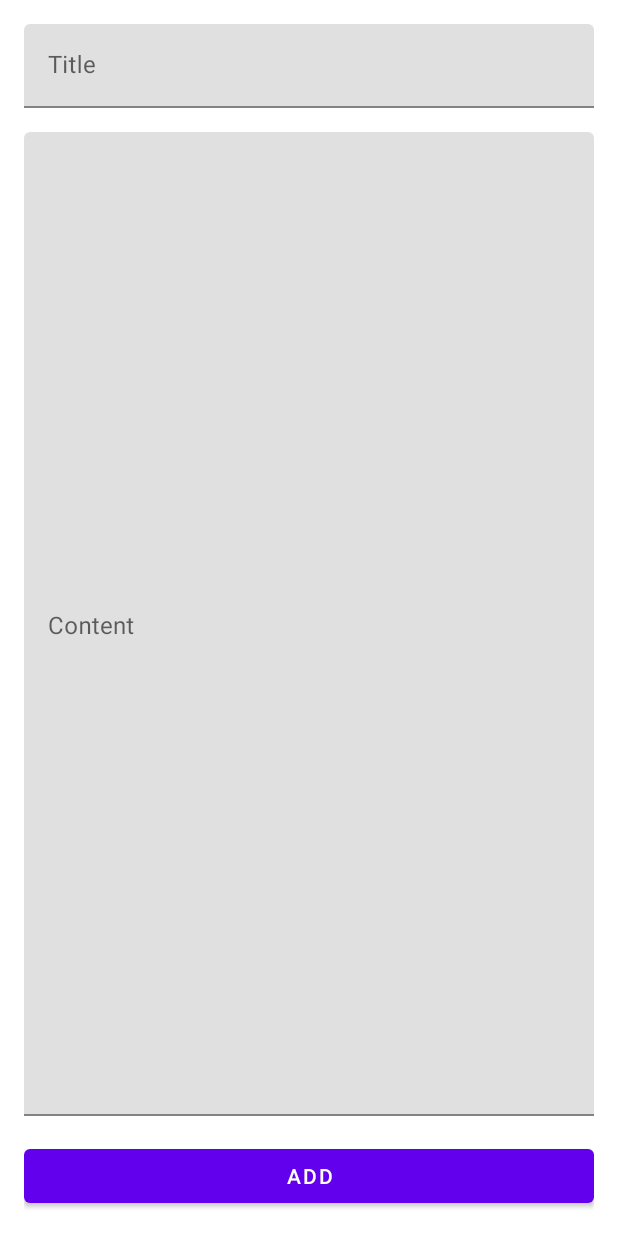
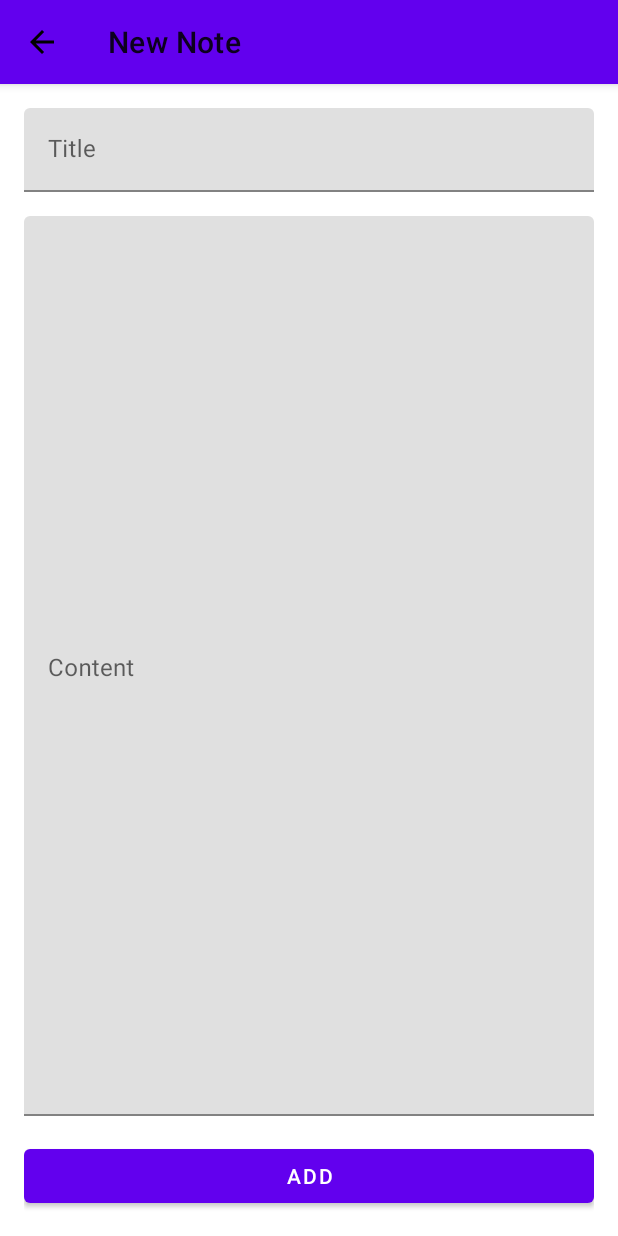
Before and after one commit to thiagocontelli/notes, an Android app: the AddNoteFragment screen opened through its navigation route, on a phone screen of 412 x 824 dp. Run offline under Robolectric (Android 15) with nearby library versions, the phone set to English and light mode, and no system bars.

Commit message:
feat: add app bar to add note screen

```diff
--- a/app/src/main/java/com/thiagocontelli/notes/fragments/AddNoteFragment.kt
+++ b/app/src/main/java/com/thiagocontelli/notes/fragments/AddNoteFragment.kt
@@ -5,6 +5,7 @@ import android.view.LayoutInflater
 import android.view.View
 import android.view.ViewGroup
 import androidx.fragment.app.Fragment
+import androidx.navigation.fragment.findNavController
 import com.thiagocontelli.notes.databinding.FragmentAddNoteBinding
 
 class AddNoteFragment : Fragment() {
@@ -13,8 +14,16 @@ class AddNoteFragment : Fragment() {
 
     override fun onCreateView(
         inflater: LayoutInflater, container: ViewGroup?, savedInstanceState: Bundle?
-    ): View? {
+    ): View {
         _binding = FragmentAddNoteBinding.inflate(inflater, container, false)
         return binding.root
     }
+
+    override fun onViewCreated(view: View, savedInstanceState: Bundle?) {
+        super.onViewCreated(view, savedInstanceState)
+
+        binding.topAppBar.setNavigationOnClickListener {
+            findNavController().popBackStack()
+        }
+    }
 }
--- a/app/src/main/res/layout/fragment_add_note.xml
+++ b/app/src/main/res/layout/fragment_add_note.xml
@@ -1,17 +1,39 @@
 <?xml version="1.0" encoding="utf-8"?>
-<androidx.constraintlayout.widget.ConstraintLayout xmlns:android="http://schemas.android.com/apk/res/android"
+<androidx.coordinatorlayout.widget.CoordinatorLayout xmlns:android="http://schemas.android.com/apk/res/android"
     xmlns:tools="http://schemas.android.com/tools"
     android:layout_width="match_parent"
     android:layout_height="match_parent"
     xmlns:app="http://schemas.android.com/apk/res-auto"
-    android:padding="16dp"
     tools:context=".fragments.AddNoteFragment">
+
+    <com.google.android.material.appbar.AppBarLayout
+        android:layout_width="match_parent"
+        android:layout_height="wrap_content">
+
+        <com.google.android.material.appbar.MaterialToolbar
+            android:id="@+id/topAppBar"
+            android:layout_width="match_parent"
+            android:layout_height="?attr/actionBarSize"
+            app:navigationIcon="@drawable/baseline_arrow_back_24"
+            app:title="New Note" />
+    </com.google.android.material.appbar.AppBarLayout>
+
+    <androidx.core.widget.NestedScrollView
+        android:layout_width="match_parent"
+        android:layout_height="match_parent"
+        android:fillViewport="true"
+        app:layout_behavior="@string/appbar_scrolling_view_behavior">
+
+        <androidx.constraintlayout.widget.ConstraintLayout
+            android:layout_width="match_parent"
+            android:layout_height="match_parent"
+            android:padding="16dp">
 
             <com.google.android.material.textfield.TextInputLayout
                 android:id="@+id/title_text_input_layout"
+                android:layout_width="match_parent"
                 android:layout_height="wrap_content"
                 android:hint="@string/title"
-        android:layout_width="match_parent"
                 app:layout_constraintTop_toTopOf="parent">
 
                 <com.google.android.material.textfield.TextInputEditText
@@ -55,5 +77,8 @@
                 android:layout_height="wrap_content"
                 android:text="@string/add"
                 app:layout_constraintBottom_toBottomOf="parent" />
+        </androidx.constraintlayout.widget.ConstraintLayout>
+    </androidx.core.widget.NestedScrollView>
 
-</androidx.constraintlayout.widget.ConstraintLayout>
+
+</androidx.coordinatorlayout.widget.CoordinatorLayout>
```
Lines whose indentation alone changed are shown as unchanged.
